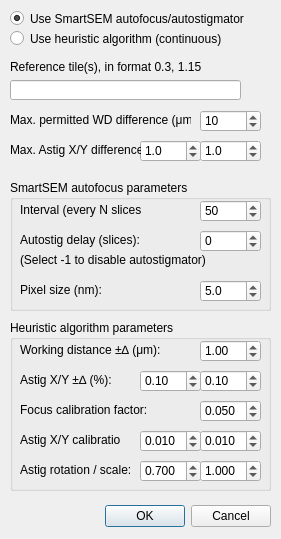
Old version of the form gui/autofocus_settings_dlg.ui in the repository SBEMimage/SBEMimage.
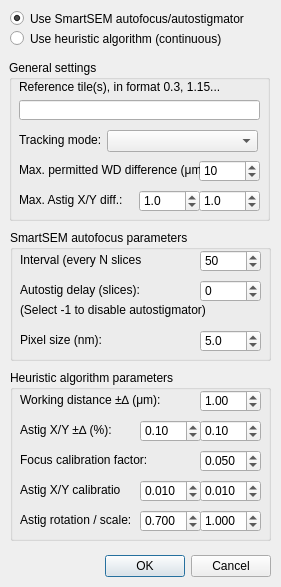
New version of the form.

Commit message: Add tracking mode option

```diff
--- a/gui/autofocus_settings_dlg.ui
+++ b/gui/autofocus_settings_dlg.ui
@@ -10,7 +10,7 @@
     <x>0</x>
     <y>0</y>
     <width>281</width>
-    <height>539</height>
+    <height>587</height>
    </rect>
   </property>
   <property name="windowTitle">
@@ -23,7 +23,7 @@
    <property name="geometry">
     <rect>
      <x>80</x>
-     <y>500</y>
+     <y>550</y>
      <width>191</width>
      <height>32</height>
     </rect>
@@ -35,19 +35,6 @@
     <set>QDialogButtonBox::Cancel|QDialogButtonBox::Ok</set>
    </property>
   </widget>
-  <widget class="QLabel" name="label_rt">
-   <property name="geometry">
-    <rect>
-     <x>10</x>
-     <y>57</y>
-     <width>191</width>
-     <height>20</height>
-    </rect>
-   </property>
-   <property name="text">
-    <string>Reference tile(s), in format 0.3, 1.15...:</string>
-   </property>
-  </widget>
   <widget class="QRadioButton" name="radioButton_useSmartSEM">
    <property name="geometry">
     <rect>
@@ -84,7 +71,7 @@
    <property name="geometry">
     <rect>
      <x>10</x>
-     <y>320</y>
+     <y>370</y>
      <width>261</width>
      <height>171</height>
     </rect>
@@ -353,7 +340,7 @@
    <property name="geometry">
     <rect>
      <x>10</x>
-     <y>180</y>
+     <y>230</y>
      <width>261</width>
      <height>131</height>
     </rect>
@@ -474,46 +461,91 @@
     </property>
    </widget>
   </widget>
+  <widget class="QGroupBox" name="groupBox">
+   <property name="geometry">
+    <rect>
+     <x>9</x>
+     <y>60</y>
+     <width>261</width>
+     <height>161</height>
+    </rect>
+   </property>
+   <property name="title">
+    <string>General settings</string>
+   </property>
+   <widget class="QLabel" name="label_rt">
+    <property name="geometry">
+     <rect>
+      <x>10</x>
+      <y>17</y>
+      <width>201</width>
+      <height>20</height>
+     </rect>
+    </property>
+    <property name="text">
+     <string>Reference tile(s), in format 0.3, 1.15...:</string>
+    </property>
+   </widget>
   <widget class="QLineEdit" name="lineEdit_refTiles">
    <property name="geometry">
     <rect>
      <x>10</x>
-     <y>80</y>
-     <width>231</width>
+      <y>40</y>
+      <width>241</width>
      <height>20</height>
     </rect>
    </property>
   </widget>
-  <widget class="QDoubleSpinBox" name="doubleSpinBox_maxStigXDiff">
+   <widget class="QComboBox" name="comboBox_trackingMode">
    <property name="geometry">
     <rect>
-     <x>140</x>
-     <y>140</y>
+      <x>98</x>
+      <y>70</y>
+      <width>151</width>
+      <height>22</height>
+     </rect>
+    </property>
+   </widget>
+   <widget class="QLabel" name="label_fdp_8">
+    <property name="geometry">
+     <rect>
+      <x>10</x>
+      <y>70</y>
+      <width>81</width>
+      <height>20</height>
+     </rect>
+    </property>
+    <property name="text">
+     <string>Tracking mode:</string>
+    </property>
+   </widget>
+   <widget class="QDoubleSpinBox" name="doubleSpinBox_maxWDDiff">
+    <property name="geometry">
+     <rect>
+      <x>190</x>
+      <y>100</y>
      <width>61</width>
      <height>22</height>
     </rect>
    </property>
    <property name="decimals">
-    <number>1</number>
+     <number>0</number>
    </property>
    <property name="minimum">
-    <double>0.100000000000000</double>
+     <double>1.000000000000000</double>
    </property>
    <property name="maximum">
-    <double>9.900000000000000</double>
-   </property>
-   <property name="singleStep">
-    <double>0.100000000000000</double>
+     <double>999.000000000000000</double>
    </property>
    <property name="value">
-    <double>1.000000000000000</double>
+     <double>10.000000000000000</double>
    </property>
   </widget>
   <widget class="QLabel" name="label_fdp_7">
    <property name="geometry">
     <rect>
      <x>10</x>
-     <y>110</y>
+      <y>100</y>
      <width>181</width>
      <height>20</height>
     </rect>
@@ -522,11 +554,11 @@
     <string>Max. permitted WD difference (μm):</string>
    </property>
   </widget>
-  <widget class="QDoubleSpinBox" name="doubleSpinBox_maxStigYDiff">
+   <widget class="QDoubleSpinBox" name="doubleSpinBox_maxStigXDiff">
    <property name="geometry">
     <rect>
-     <x>200</x>
-     <y>140</y>
+      <x>130</x>
+      <y>130</y>
      <width>61</width>
      <height>22</height>
     </rect>
@@ -551,36 +583,40 @@
    <property name="geometry">
     <rect>
      <x>10</x>
-     <y>140</y>
+      <y>130</y>
      <width>131</width>
      <height>20</height>
     </rect>
    </property>
    <property name="text">
-    <string>Max. Astig X/Y difference:</string>
-   </property>
-  </widget>
-  <widget class="QDoubleSpinBox" name="doubleSpinBox_maxWDDiff">
+     <string>Max. Astig X/Y diff.:</string>
+    </property>
+   </widget>
+   <widget class="QDoubleSpinBox" name="doubleSpinBox_maxStigYDiff">
    <property name="geometry">
     <rect>
-     <x>200</x>
-     <y>110</y>
+      <x>190</x>
+      <y>130</y>
      <width>61</width>
      <height>22</height>
     </rect>
    </property>
    <property name="decimals">
-    <number>0</number>
+     <number>1</number>
    </property>
    <property name="minimum">
-    <double>1.000000000000000</double>
+     <double>0.100000000000000</double>
    </property>
    <property name="maximum">
-    <double>999.000000000000000</double>
+     <double>9.900000000000000</double>
+    </property>
+    <property name="singleStep">
+     <double>0.100000000000000</double>
    </property>
    <property name="value">
-    <double>10.000000000000000</double>
-   </property>
+     <double>1.000000000000000</double>
+    </property>
+   </widget>
   </widget>
  </widget>
  <tabstops>
```
Left out of the diff: 1 changed line with no effect on the pictures. Lines whose indentation alone changed are shown as unchanged. The commit also changes 4 other files.
